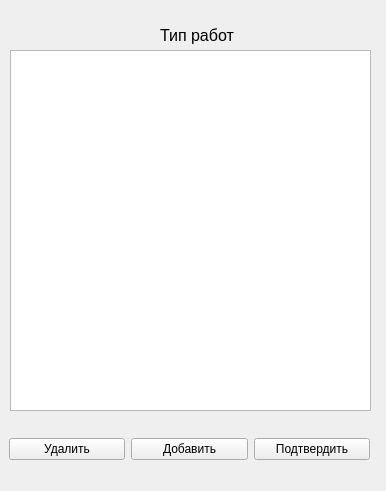
Before: the Qt Designer form ElectronicJournal/formtypeworks.ui in MariyaMari/myJournal, drawn with Qt 5.
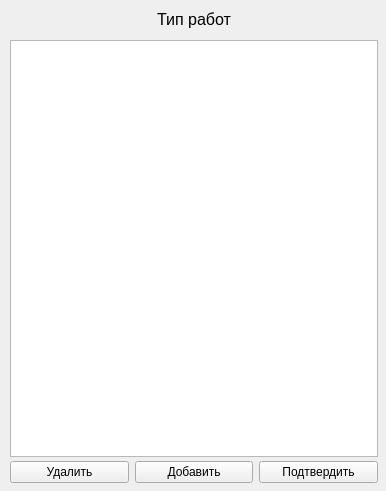
After: the same form once the commit is applied.

Patch:
```diff
--- a/ElectronicJournal/formtypeworks.ui
+++ b/ElectronicJournal/formtypeworks.ui
@@ -16,10 +16,10 @@
   <widget class="QLabel" name="label">
    <property name="geometry">
     <rect>
-     <x>160</x>
-     <y>20</y>
-     <width>91</width>
-     <height>31</height>
+     <x>10</x>
+     <y>10</y>
+     <width>368</width>
+     <height>19</height>
     </rect>
    </property>
    <property name="font">
@@ -30,24 +30,32 @@
    <property name="text">
     <string>Тип работ</string>
    </property>
+   <property name="alignment">
+    <set>Qt::AlignCenter</set>
+   </property>
   </widget>
-  <widget class="QTableView" name="tableView">
+  <widget class="QWidget" name="layoutWidget">
    <property name="geometry">
     <rect>
      <x>10</x>
-     <y>50</y>
-     <width>361</width>
-     <height>361</height>
+     <y>40</y>
+     <width>368</width>
+     <height>417</height>
     </rect>
    </property>
+   <layout class="QVBoxLayout" name="verticalLayout">
+    <item>
+     <widget class="QTableView" name="tableView"/>
+    </item>
+   </layout>
   </widget>
   <widget class="QWidget" name="gridLayoutWidget">
    <property name="geometry">
     <rect>
-     <x>9</x>
-     <y>419</y>
-     <width>361</width>
-     <height>61</height>
+     <x>10</x>
+     <y>460</y>
+     <width>368</width>
+     <height>25</height>
     </rect>
    </property>
    <layout class="QGridLayout" name="gridLayout">
```
